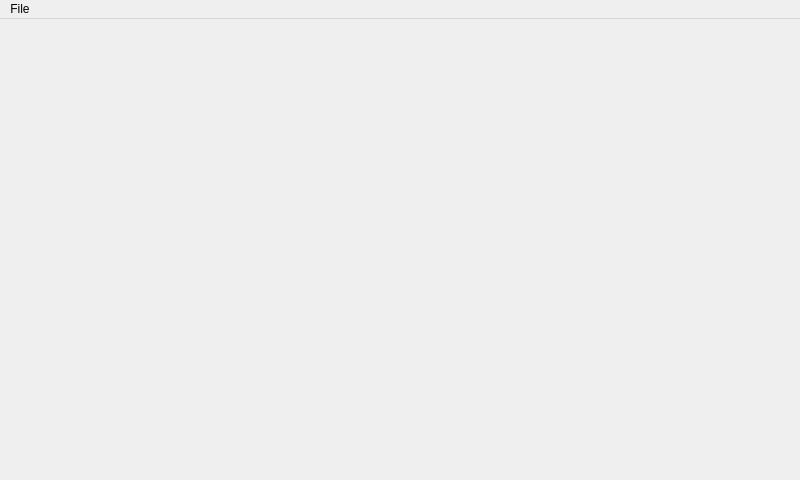
Before: the Qt Designer form mainwindow.ui in uly55e5/Galviewer, drawn with Qt 5.
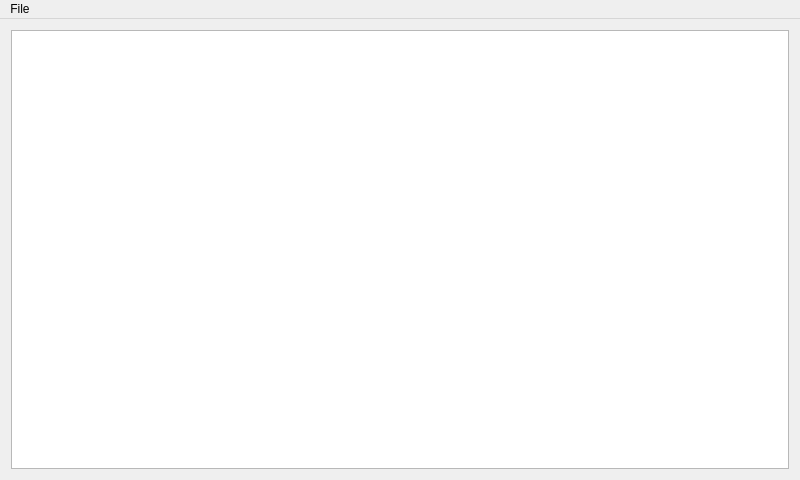
After: the same form once the commit is applied.

What changed in the file:
```diff
--- a/mainwindow.ui
+++ b/mainwindow.ui
@@ -14,7 +14,11 @@
    <string>MainWindow</string>
   </property>
   <widget class="QWidget" name="centralWidget">
-   <layout class="QVBoxLayout" name="verticalLayout"/>
+   <layout class="QVBoxLayout" name="verticalLayout">
+    <item>
+     <widget class="QGraphicsView" name="chipView"/>
+    </item>
+   </layout>
   </widget>
   <widget class="QMenuBar" name="menuBar">
    <property name="geometry">
```
Left out of the diff: 2 changed lines with no effect on the pictures.
